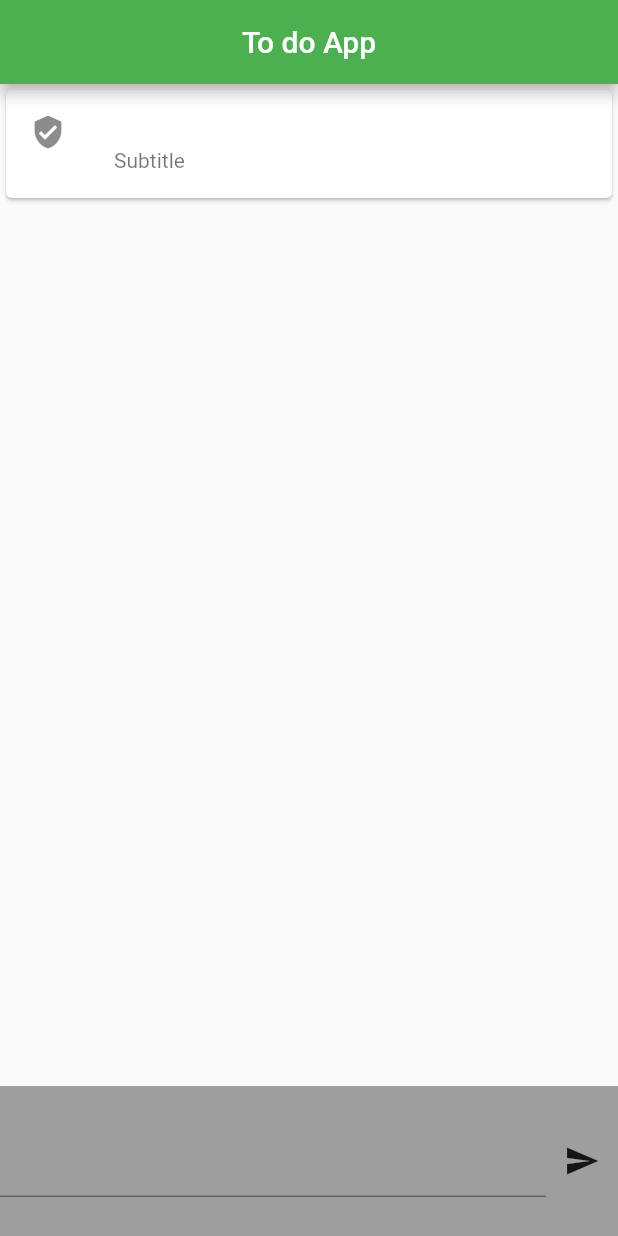
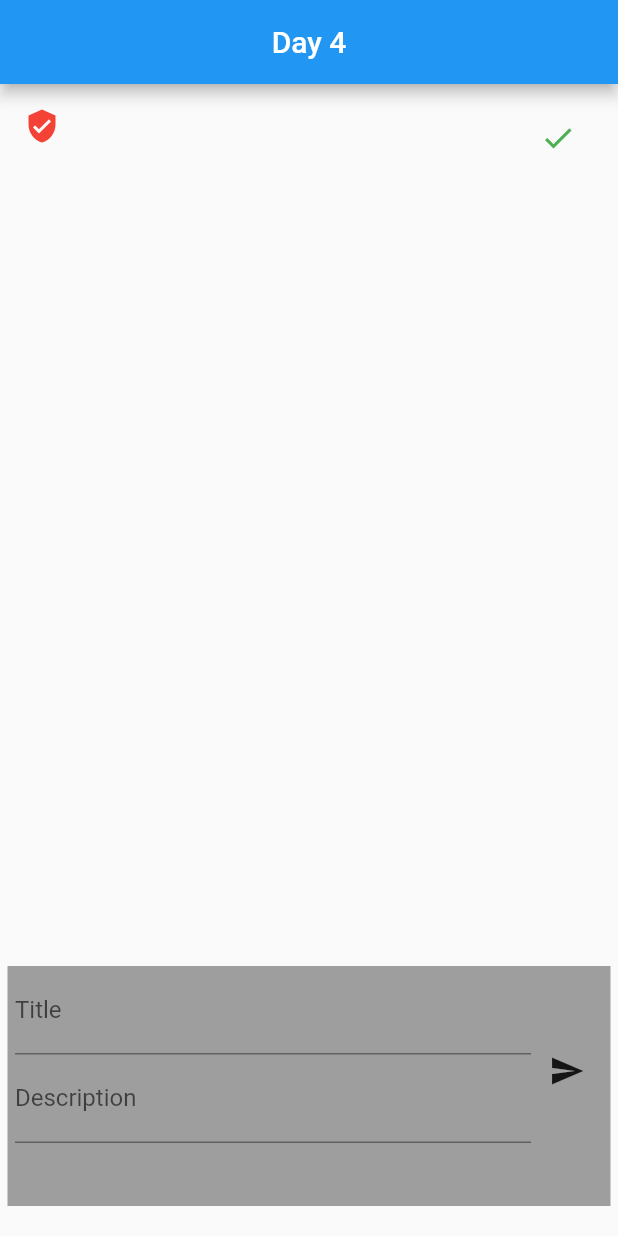
Before and after one commit to Samson-13/Flutter-Industrial-, a Flutter app: the screen it shows after launch, after a tap on the "send" icon, on a phone screen of 412 x 824 dp. Run offline on Flutter 3.47's test engine with Material 2 defaults, Android fonts, the phone set to English and light mode, and no system bars; missing offline and left inert: dart:ffi.

Commit message:
Updated on 30 Dec 2022

```diff
--- a/lib/day 3/day3.dart
+++ b/lib/day 3/day3.dart
@@ -31,19 +31,30 @@ class _DayThreeState extends State<DayThree> {
             child: ListView.builder(
               itemCount: todos.length,
               itemBuilder: (context, index) {
+                var item = todos[index];
                 return Card(
                   child: ListTile(
-                    title: Text(todos[index]),
-                    subtitle: const Text("Subtitle"),
-                    leading: const Icon(Icons.verified_user),
-                  ),
+                      onTap: () {
+                        todos[index] = "$item clicked";
+                        setState(() {});
+                      },
+                      title: Text(todos[index]),
+                      subtitle: const Text("Subtitle"),
+                      leading: const Icon(Icons.verified_user),
+                      trailing: IconButton(
+                        onPressed: () {
+                          todos.removeAt(index);
+                          setState(() {});
+                        },
+                        icon: Icon(Icons.delete),
+                      )),
                 );
               },
             ),
           ),
           Container(
             height: 100,
-            color: Colors.grey,
+            color: Colors.yellow,
             child: Row(
               children: [
                 Expanded(
--- /dev/null
+++ b/lib/day4/day4.dart
@@ -0,0 +1,115 @@
+import 'package:flutter/src/widgets/container.dart';
+import 'package:flutter/src/widgets/framework.dart';
+import 'dart:ffi';
+
+import 'package:flutter/material.dart';
+
+import 'package:internship/day4/models/todo_model.dart';
+
+class DayFour extends StatefulWidget {
+  const DayFour({super.key});
+
+  @override
+  State<DayFour> createState() => _DayFourState();
+}
+
+class _DayFourState extends State<DayFour> {
+  // Declaring textEditorController to use in the later
+  final titleController = TextEditingController();
+  final descriptionController = TextEditingController();
+
+  //List
+
+  //
+  int count = 0;
+  double perc = 0.0;
+  bool isSaved = false;
+
+  List<TodoModel> todos = [];
+
+  @override
+  Widget build(BuildContext context) {
+    return Scaffold(
+      appBar: AppBar(
+        centerTitle: true,
+        title: const Text("Day 4"),
+      ),
+      body: Column(
+        children: [
+          Expanded(
+            child: ListView.builder(
+              itemCount: todos.length,
+              itemBuilder: (context, index) {
+                var item = todos[index];
+                return Dismissible(
+                  key: UniqueKey(),
+                  onDismissed: (direction) {
+                    todos.removeAt(index);
+                    setState(() {});
+                  },
+                  child: ListTile(
+                      onTap: () {},
+                      title: Text(item.title),
+                      subtitle: Text(item.description ?? "Not available"),
+                      leading: Icon(
+                        Icons.verified_user,
+                        color: item.done == true ? Colors.green : Colors.red,
+                      ),
+                      trailing: IconButton(
+                        onPressed: () {
+                          todos[index].done = true;
+                          setState(() {});
+                        },
+                        icon: Icon(
+                          Icons.check,
+                          color: Colors.green,
+                        ),
+                      )),
+                );
+              },
+            ),
+          ),
+          Container(
+            height: 160,
+            color: Colors.grey,
+            margin: const EdgeInsets.only(left: 5, right: 5, bottom: 20),
+            padding: const EdgeInsets.only(left: 5, right: 5, bottom: 20),
+            child: Row(
+              children: [
+                Expanded(
+                    child: Column(
+                  children: [
+                    TextField(
+                      controller: titleController,
+                      decoration: const InputDecoration(labelText: 'Title'),
+                    ),
+                    TextField(
+                      controller: descriptionController,
+                      decoration:
+                          const InputDecoration(labelText: 'Description'),
+                    ),
+                  ],
+                )),
+                IconButton(
+                  onPressed: () {
+                    TodoModel newItem = TodoModel(
+                        title: titleController.text,
+                        description: descriptionController.text,
+                        done: false);
+                    todos.add(newItem);
+                    titleController.text = "";
+                    descriptionController.text = "";
+                    setState(() {});
+                  },
+                  icon: const Icon(Icons.send),
+                ),
+              ],
+            ),
+          )
+        ],
+      ),
+    );
+  }
+}
+
+class TextEditorController {}
--- /dev/null
+++ b/lib/day4/models/todo_model.dart
@@ -0,0 +1,24 @@
+class TodoModel {
+  late String title;
+  String? description;
+  late bool done;
+  TodoModel({
+    required this.title,
+    this.description,
+    required this.done,
+  });
+
+  TodoModel.fromJson(Map<String, dynamic> json) {
+    title = json['title'];
+    description = json['description'];
+    done = json['done'];
+  }
+
+  Map<String, dynamic> toJson() {
+    return {
+      "title": title,
+      "description": description,
+      "done": done,
+    };
+  }
+}
--- a/lib/main.dart
+++ b/lib/main.dart
@@ -1,5 +1,6 @@
 import 'package:flutter/material.dart';
 import 'package:internship/day%203/day3.dart';
+import 'package:internship/day4/day4.dart';
 
 import 'home_page/home.dart';
 
@@ -16,9 +17,9 @@ class MyApp extends StatelessWidget {
     return MaterialApp(
       title: 'Samson App',
       theme: ThemeData(
-        primarySwatch: Colors.green,
+        primarySwatch: Colors.blue,
       ),
-      home: const DayThree(),
+      home: const DayFour(),
     );
   }
 }
```
Also changed, not shown: pubspec.yaml (+4 -4 lines), pubspec.lock, 1 other file.
